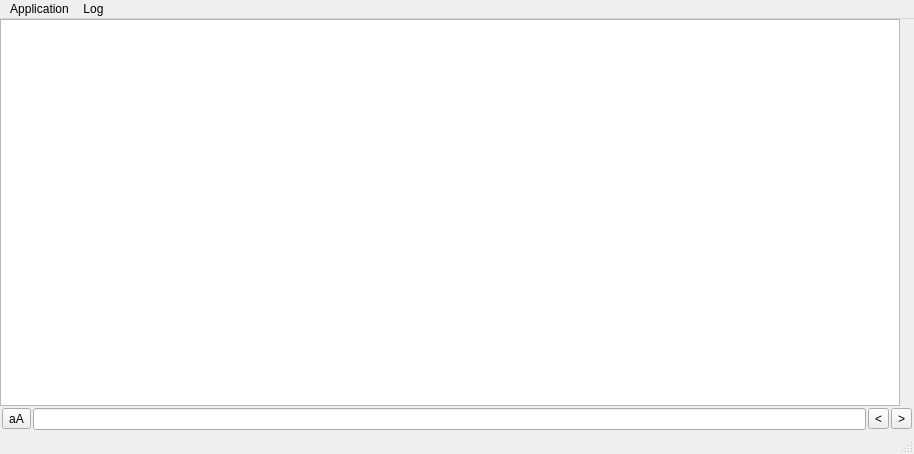
Above: src/mainwindow.ui from oleg-politechnik/qMinicom before the change. Below: the same form after it.
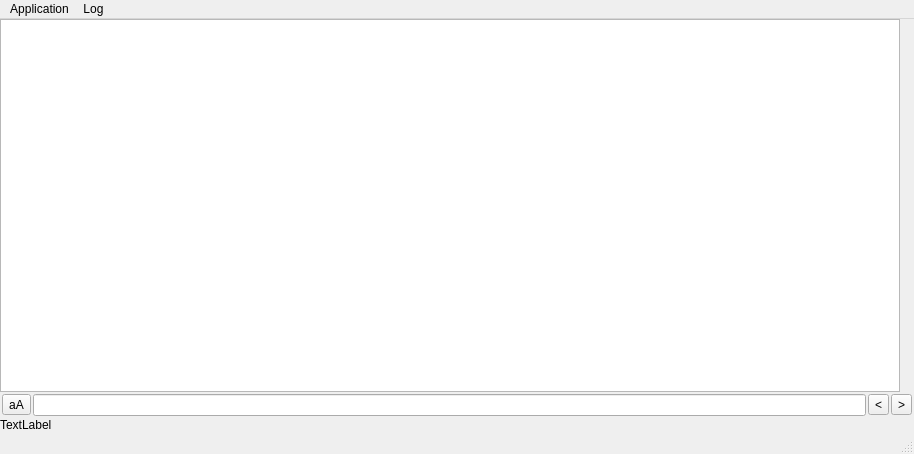
That is the form after the change. Custom widgets are drawn as their Qt base class.

Commit message: Added 'Clear to line' log widget action; fixed status bar message disappearance

What changed in the file:
```diff
--- a/src/mainwindow.ui
+++ b/src/mainwindow.ui
@@ -147,6 +147,13 @@
       </layout>
      </widget>
     </item>
+    <item>
+     <widget class="QLabel" name="labelStatus">
+      <property name="text">
+       <string>TextLabel</string>
+      </property>
+     </widget>
+    </item>
    </layout>
   </widget>
   <widget class="QMenuBar" name="menuBar">
```
Left out of the diff: 5 changed lines with no effect on the pictures. The commit also changes 3 other files.
